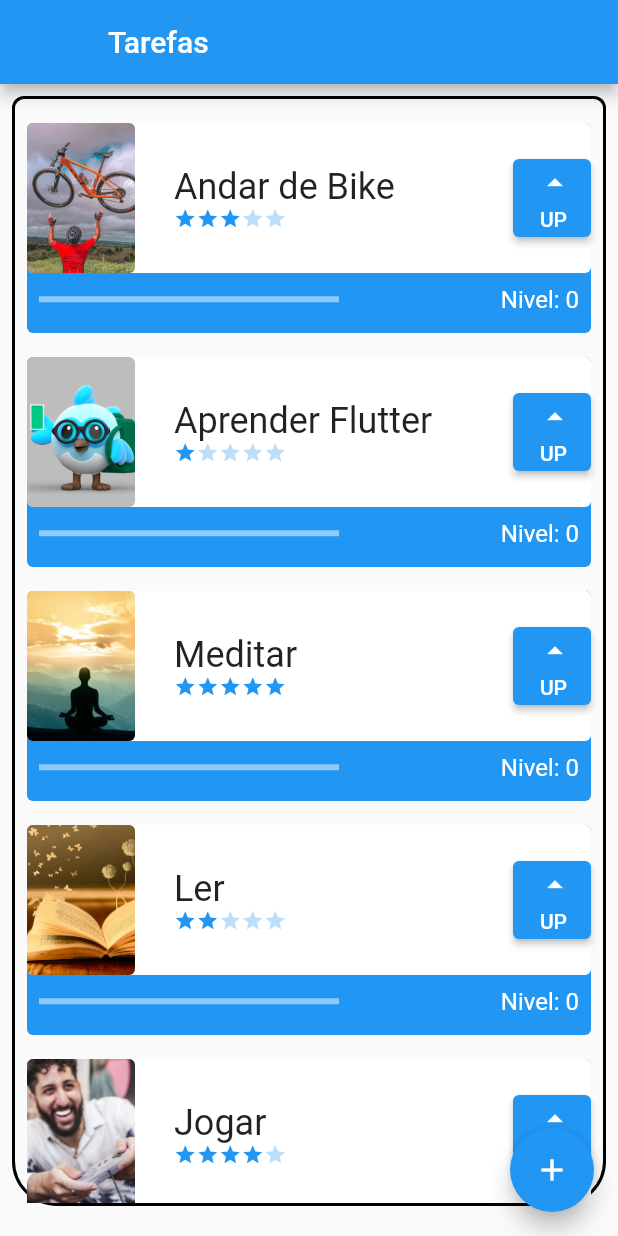
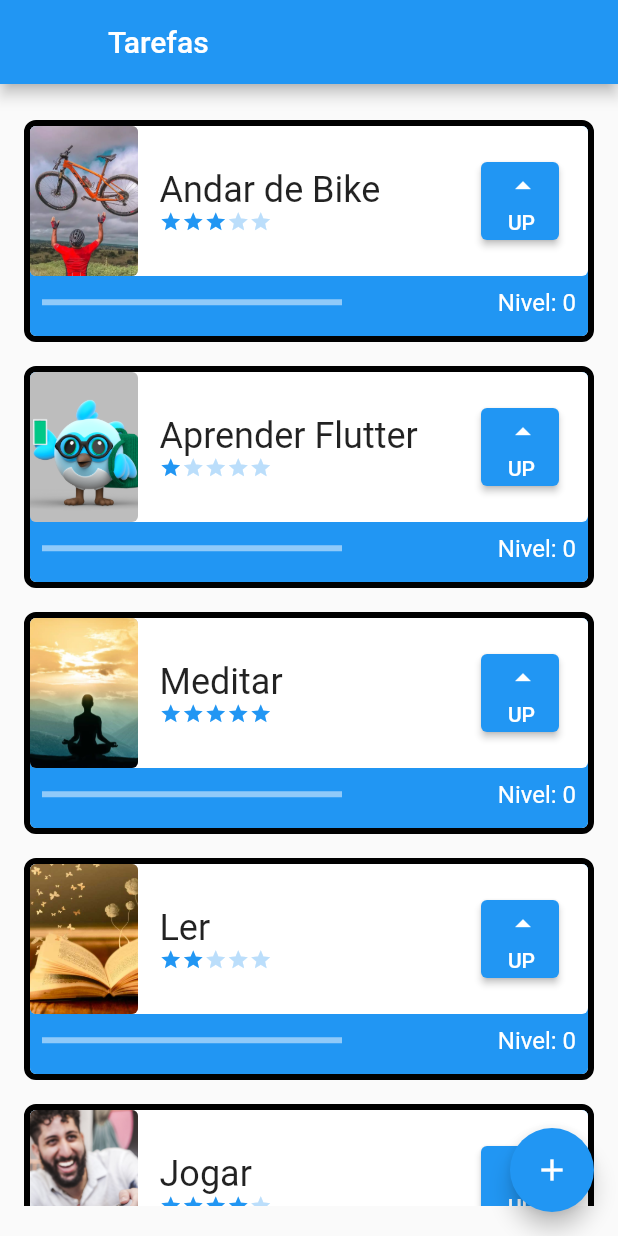
Before and after one commit to jvitorthomaz/alura-flutter-basico, a Flutter app: the screen it shows after launch, on a phone screen of 412 x 824 dp. Run offline on Flutter 3.47's test engine with Material 2 defaults, Android fonts, the phone set to English and light mode, and no system bars; our stand-ins replace sqflite; accounts and stored records are empty.

Commit message:
Alteração layout dos cards

```diff
--- a/lib/components/task.dart
+++ b/lib/components/task.dart
@@ -28,6 +28,16 @@ class _TaskState extends State<Task> {
   Widget build(BuildContext context) {
     return  Padding(
       padding: const EdgeInsets.all(8.0),
+      child: Container(
+        decoration: BoxDecoration(
+          border: Border.all(width: 4),
+          borderRadius: const BorderRadius.only(
+            topLeft: Radius.circular(8) ,
+            topRight: Radius.circular(8),
+            bottomLeft: Radius.circular(8),
+            bottomRight: Radius.circular(8)
+          ),
+        ),
         child: Stack(
           children: [
             Container(
@@ -102,7 +112,8 @@ class _TaskState extends State<Task> {
                             ],
                           )
                         ),
-                    )
+                      ),
+                      SizedBox(width: 5,)
                     ],
                   ),
                 ),
@@ -131,6 +142,7 @@ class _TaskState extends State<Task> {
             ),
           ],
         ),
+      ),
     );
   }
 }
--- a/lib/screens/home_page.dart
+++ b/lib/screens/home_page.dart
@@ -26,15 +26,7 @@ class _HomePageState extends State<HomePage> {
         body: Padding(
           padding: const EdgeInsets.fromLTRB(8, 8, 8, 20),
           child: Container(
-            decoration: BoxDecoration(
-              border: Border.all(width: 2),
-              borderRadius: const BorderRadius.only(
-                topLeft: Radius.circular(8) ,
-                topRight: Radius.circular(8),
-                bottomLeft: Radius.circular(30),
-                bottomRight: Radius.circular(30)
-              ),
-            ),
+
             child: ListView(
               children: TaskInherited.of(context)!.taskList,
               padding: EdgeInsets.only(top: 8, bottom: 100),
```
Also changed, not shown: 4 other files. Lines whose indentation alone changed are shown as unchanged.
